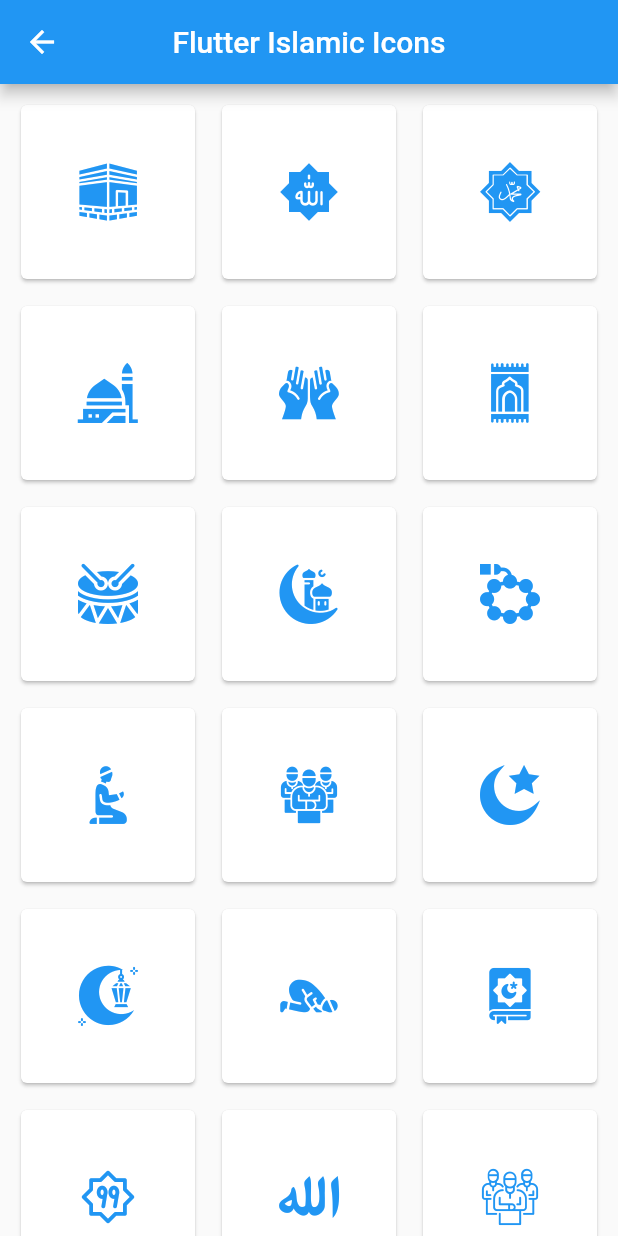
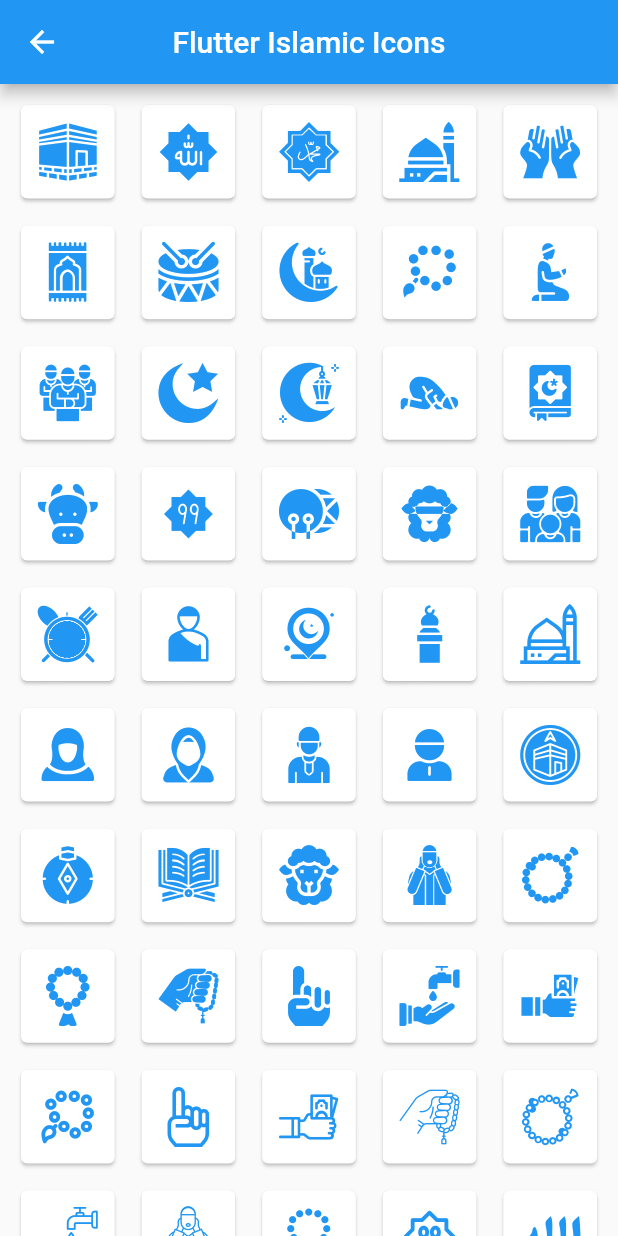
Before and after one commit to erbasaran/flutter_islamic_icons, a Flutter app: the screen it shows after launch, after a tap on "All Icons", on a phone screen of 412 x 824 dp. Run offline on Flutter 3.47's test engine with Material 2 defaults, Android fonts, the phone set to English and light mode, and no system bars.

Commit message:
Updated tasbih2 and solidTasbih2 icons

```diff
--- /dev/null
+++ b/example/lib/all_icons_page.dart
@@ -0,0 +1,134 @@
+import 'package:flutter/material.dart';
+import 'package:flutter_islamic_icons/flutter_islamic_icons.dart';
+
+class AllIconsPage extends StatefulWidget {
+  const AllIconsPage({super.key});
+
+  @override
+  State<AllIconsPage> createState() => _AllIconsPageState();
+}
+
+class _AllIconsPageState extends State<AllIconsPage> {
+  final Map<String, IconData> _iconList = {
+    "solidKaaba": FlutterIslamicIcons.solidKaaba,
+    "solidAllah": FlutterIslamicIcons.solidAllah,
+    "solidMohammad": FlutterIslamicIcons.solidMohammad,
+    "solidMosque": FlutterIslamicIcons.solidMosque,
+    "solidPrayer": FlutterIslamicIcons.solidPrayer,
+    "solidSajadah": FlutterIslamicIcons.solidSajadah,
+    "solidDrum": FlutterIslamicIcons.solidDrum,
+    "solidCrescentMoon": FlutterIslamicIcons.solidCrescentMoon,
+    "solidTasbih2": FlutterIslamicIcons.solidTasbih2,
+    "solidPrayingPerson": FlutterIslamicIcons.solidPrayingPerson,
+    "solidCommunity": FlutterIslamicIcons.solidCommunity,
+    "islam": FlutterIslamicIcons.islam,
+    "solidLantern": FlutterIslamicIcons.solidLantern,
+    "solidKowtow": FlutterIslamicIcons.solidKowtow,
+    "solidQuran": FlutterIslamicIcons.solidQuran,
+    "solidCow": FlutterIslamicIcons.solidCow,
+    "solidAllah99": FlutterIslamicIcons.solidAllah99,
+    "solidDrum2": FlutterIslamicIcons.solidDrum2,
+    "sheep": FlutterIslamicIcons.sheep,
+    "solidFamily": FlutterIslamicIcons.solidFamily,
+    "solidIftar": FlutterIslamicIcons.solidIftar,
+    "solidHadji": FlutterIslamicIcons.solidHadji,
+    "solidLocationMuslim": FlutterIslamicIcons.solidLocationMuslim,
+    "solidMinaret": FlutterIslamicIcons.solidMinaret,
+    "mosque": FlutterIslamicIcons.mosque,
+    "solidMuslimah": FlutterIslamicIcons.solidMuslimah,
+    "solidMuslimah2": FlutterIslamicIcons.solidMuslimah2,
+    "solidMuslim": FlutterIslamicIcons.solidMuslim,
+    "solidMuslim2": FlutterIslamicIcons.solidMuslim2,
+    "solidQibla": FlutterIslamicIcons.solidQibla,
+    "solidQibla2": FlutterIslamicIcons.solidQibla2,
+    "solidQuran2": FlutterIslamicIcons.solidQuran2,
+    "solidSheep": FlutterIslamicIcons.solidSheep,
+    "solidTakbir": FlutterIslamicIcons.solidTakbir,
+    "solidTasbih": FlutterIslamicIcons.solidTasbih,
+    "solidTasbih3": FlutterIslamicIcons.solidTasbih3,
+    "solidTasbihHand": FlutterIslamicIcons.solidTasbihHand,
+    "solidTawhid": FlutterIslamicIcons.solidTawhid,
+    "solidWudhu": FlutterIslamicIcons.solidWudhu,
+    "solidZakat": FlutterIslamicIcons.solidZakat,
+    "tasbih2": FlutterIslamicIcons.tasbih2,
+    "tawhid": FlutterIslamicIcons.tawhid,
+    "zakat": FlutterIslamicIcons.zakat,
+    "tasbihHand": FlutterIslamicIcons.tasbihHand,
+    "tasbih": FlutterIslamicIcons.tasbih,
+    "wudhu": FlutterIslamicIcons.wudhu,
+    "takbir": FlutterIslamicIcons.takbir,
+    "tasbih3": FlutterIslamicIcons.tasbih3,
+    "allah99": FlutterIslamicIcons.allah99,
+    "allahText": FlutterIslamicIcons.allahText,
+    "community": FlutterIslamicIcons.community,
+    "allah": FlutterIslamicIcons.allah,
+    "cow": FlutterIslamicIcons.cow,
+    "crescentMoon": FlutterIslamicIcons.crescentMoon,
+    "calendar": FlutterIslamicIcons.calendar,
+    "drum2": FlutterIslamicIcons.drum2,
+    "family": FlutterIslamicIcons.family,
+    "iftar": FlutterIslamicIcons.iftar,
+    "drum": FlutterIslamicIcons.drum,
+    "hadji": FlutterIslamicIcons.hadji,
+    "locationMuslim": FlutterIslamicIcons.locationMuslim,
+    "locationMosque": FlutterIslamicIcons.locationMosque,
+    "lantern": FlutterIslamicIcons.lantern,
+    "kaaba": FlutterIslamicIcons.kaaba,
+    "muslim": FlutterIslamicIcons.muslim,
+    "muslim2": FlutterIslamicIcons.muslim2,
+    "muslimah": FlutterIslamicIcons.muslimah,
+    "kowtow": FlutterIslamicIcons.kowtow,
+    "mohammad": FlutterIslamicIcons.mohammad,
+    "muslimah2": FlutterIslamicIcons.muslimah2,
+    "prayer": FlutterIslamicIcons.prayer,
+    "prayingPerson": FlutterIslamicIcons.prayingPerson,
+    "qibla": FlutterIslamicIcons.qibla,
+    "qibla2": FlutterIslamicIcons.qibla2,
+    "quran2": FlutterIslamicIcons.quran2,
+    "ramadan": FlutterIslamicIcons.ramadan,
+    "sajadah": FlutterIslamicIcons.sajadah,
+    "quran": FlutterIslamicIcons.quran
+  };
+
+  @override
+  void initState() {
+    super.initState();
+  }
+
+  @override
+  Widget build(BuildContext context) {
+    return Scaffold(
+      appBar: AppBar(
+        title: const Text("Flutter Islamic Icons"),
+      ),
+      body: GridView.builder(
+          padding: const EdgeInsets.all(10),
+          gridDelegate: const SliverGridDelegateWithFixedCrossAxisCount(
+              crossAxisCount: 5, crossAxisSpacing: 10, mainAxisSpacing: 10),
+          itemCount: _iconList.length,
+          itemBuilder: (BuildContext ctx, index) {
+            var _iconName = _iconList.keys.elementAt(index);
+            return Card(
+              child: InkWell(
+                onTap: () {
+                  showDialog(
+                      context: context,
+                      builder: (BuildContext context) {
+                        return AlertDialog(
+                          title: Text("Name: $_iconName"),
+                          content: Text("Icon(FlutterIslamicIcons.$_iconName);",
+                              style: const TextStyle(fontSize: 12)),
+                        );
+                      });
+                },
+                child: Padding(
+                  padding: const EdgeInsets.all(8.0),
+                  child:
+                      Icon(_iconList[_iconName], color: Colors.blue, size: 40),
+                ),
+              ),
+            );
+          }),
+    );
+  }
+}
--- a/example/lib/main.dart
+++ b/example/lib/main.dart
@@ -1,5 +1,7 @@
 import 'package:flutter/material.dart';
 import 'package:flutter_islamic_icons/flutter_islamic_icons.dart';
+
+import 'all_icons_page.dart';
 
 void main() {
   runApp(const MyApp());
@@ -11,6 +13,7 @@ class MyApp extends StatelessWidget {
   @override
   Widget build(BuildContext context) {
     return MaterialApp(
+      debugShowCheckedModeBanner: false,
       title: 'Flutter Islamic Icons',
       theme: ThemeData(
           primarySwatch: Colors.blue,
@@ -64,120 +67,3 @@ class _MyHomePageState extends State<MyHomePage> {
     );
   }
 }
-
-class AllIconsPage extends StatefulWidget {
-  const AllIconsPage({super.key});
-
-  @override
-  State<AllIconsPage> createState() => _AllIconsPageState();
-}
-
-class _AllIconsPageState extends State<AllIconsPage> {
-  final _iconList = <IconData>[
-    FlutterIslamicIcons.solidKaaba,
-    FlutterIslamicIcons.solidAllah,
-    FlutterIslamicIcons.solidMohammad,
-    FlutterIslamicIcons.solidMosque,
-    FlutterIslamicIcons.solidPrayer,
-    FlutterIslamicIcons.solidSajadah,
-    FlutterIslamicIcons.solidDrum,
-    FlutterIslamicIcons.solidCrescentMoon,
-    FlutterIslamicIcons.solidTasbih2,
-    FlutterIslamicIcons.solidPrayingPerson,
-    FlutterIslamicIcons.solidCommunity,
-    FlutterIslamicIcons.islam,
-    FlutterIslamicIcons.solidLantern,
-    FlutterIslamicIcons.solidKowtow,
-    FlutterIslamicIcons.solidQuran,
-    FlutterIslamicIcons.allah99,
-    FlutterIslamicIcons.allahText,
-    FlutterIslamicIcons.community,
-    FlutterIslamicIcons.allah,
-    FlutterIslamicIcons.cow,
-    FlutterIslamicIcons.crescentMoon,
-    FlutterIslamicIcons.calendar,
-    FlutterIslamicIcons.drum2,
-    FlutterIslamicIcons.family,
-    FlutterIslamicIcons.iftar,
-    FlutterIslamicIcons.drum,
-    FlutterIslamicIcons.hadji,
-    FlutterIslamicIcons.locationMuslim,
-    FlutterIslamicIcons.locationMosque,
-    FlutterIslamicIcons.lantern,
-    FlutterIslamicIcons.kaaba,
-    FlutterIslamicIcons.muslim,
-    FlutterIslamicIcons.muslim2,
-    FlutterIslamicIcons.muslimah,
-    FlutterIslamicIcons.kowtow,
-    FlutterIslamicIcons.mohammad,
-    FlutterIslamicIcons.muslimah2,
-    FlutterIslamicIcons.prayer,
-    FlutterIslamicIcons.prayingPerson,
-    FlutterIslamicIcons.qibla,
-    FlutterIslamicIcons.qibla2,
-    FlutterIslamicIcons.quran2,
-    FlutterIslamicIcons.ramadan,
-    FlutterIslamicIcons.sajadah,
-    FlutterIslamicIcons.quran,
-    FlutterIslamicIcons.solidAllah99,
-    FlutterIslamicIcons.solidDrum2,
-    FlutterIslamicIcons.sheep,
-    FlutterIslamicIcons.solidCow,
-    FlutterIslamicIcons.solidFamily,
-    FlutterIslamicIcons.solidIftar,
-    FlutterIslamicIcons.solidHadji,
-    FlutterIslamicIcons.solidLocationMuslim,
-    FlutterIslamicIcons.solidMinaret,
-    FlutterIslamicIcons.solidMuslimah,
-    FlutterIslamicIcons.solidMuslimah2,
-    FlutterIslamicIcons.solidMuslim,
-    FlutterIslamicIcons.solidMuslim2,
-    FlutterIslamicIcons.solidQibla,
-    FlutterIslamicIcons.solidQibla2,
-    FlutterIslamicIcons.mosque,
-    FlutterIslamicIcons.solidQuran2,
-    FlutterIslamicIcons.solidSheep,
-    FlutterIslamicIcons.solidTakbir,
-    FlutterIslamicIcons.solidTasbih,
-    FlutterIslamicIcons.solidTasbih3,
-    FlutterIslamicIcons.solidTasbihHand,
-    FlutterIslamicIcons.solidTawhid,
-    FlutterIslamicIcons.solidWudhu,
-    FlutterIslamicIcons.solidZakat,
-    FlutterIslamicIcons.tasbih2,
-    FlutterIslamicIcons.tawhid,
-    FlutterIslamicIcons.zakat,
-    FlutterIslamicIcons.tasbihHand,
-    FlutterIslamicIcons.tasbih,
-    FlutterIslamicIcons.wudhu,
-    FlutterIslamicIcons.takbir,
-    FlutterIslamicIcons.tasbih3
-  ];
-
-  @override
-  void initState() {
-    super.initState();
-  }
-
-  @override
-  Widget build(BuildContext context) {
-    return Scaffold(
-      appBar: AppBar(
-        title: const Text("Flutter Islamic Icons"),
-      ),
-      body: GridView.builder(
-          padding: const EdgeInsets.all(10),
-          gridDelegate: const SliverGridDelegateWithFixedCrossAxisCount(
-              crossAxisCount: 3, crossAxisSpacing: 10, mainAxisSpacing: 10),
-          itemCount: _iconList.length,
-          itemBuilder: (BuildContext ctx, index) {
-            return Card(
-              child: Padding(
-                padding: const EdgeInsets.all(8.0),
-                child: Icon(_iconList[index], color: Colors.blue, size: 40),
-              ),
-            );
-          }),
-    );
-  }
-}
--- a/lib/flutter_islamic_icons.dart
+++ b/lib/flutter_islamic_icons.dart
@@ -12,161 +12,315 @@ class FlutterIslamicIcons {
   ///Package name
   static const String _kFontPkg = "flutter_islamic_icons";
 
-  ///Icons
+  ///Allah 99 Icon
   static const IconData allah99 =
       IconData(0xe800, fontFamily: _kFontFam, fontPackage: _kFontPkg);
+
+  ///Allah Text Icon
   static const IconData allahText =
       IconData(0xe801, fontFamily: _kFontFam, fontPackage: _kFontPkg);
+
+  ///Community Icon
   static const IconData community =
       IconData(0xe802, fontFamily: _kFontFam, fontPackage: _kFontPkg);
+
+  ///Allah Icon
   static const IconData allah =
       IconData(0xe803, fontFamily: _kFontFam, fontPackage: _kFontPkg);
+
+  ///Cow Icon
   static const IconData cow =
       IconData(0xe804, fontFamily: _kFontFam, fontPackage: _kFontPkg);
+
+  ///Crescent Moon Icon
   static const IconData crescentMoon =
       IconData(0xe805, fontFamily: _kFontFam, fontPackage: _kFontPkg);
+
+  ///Calendar Icon
   static const IconData calendar =
       IconData(0xe806, fontFamily: _kFontFam, fontPackage: _kFontPkg);
+
+  ///Drum 2 Icon
   static const IconData drum2 =
       IconData(0xe807, fontFamily: _kFontFam, fontPackage: _kFontPkg);
+
+  ///Family Icon
   static const IconData family =
       IconData(0xe808, fontFamily: _kFontFam, fontPackage: _kFontPkg);
+
+  ///Iftar Icon
   static const IconData iftar =
       IconData(0xe809, fontFamily: _kFontFam, fontPackage: _kFontPkg);
+
+  ///Islam Icon
   static const IconData islam =
       IconData(0xe80a, fontFamily: _kFontFam, fontPackage: _kFontPkg);
+
+  ///Drum Icon
   static const IconData drum =
       IconData(0xe80b, fontFamily: _kFontFam, fontPackage: _kFontPkg);
+
+  ///Hadji Icon
   static const IconData hadji =
       IconData(0xe80c, fontFamily: _kFontFam, fontPackage: _kFontPkg);
+
+  ///Location Muslim Icon
   static const IconData locationMuslim =
       IconData(0xe80d, fontFamily: _kFontFam, fontPackage: _kFontPkg);
+
+  ///Location Mosque Icon
   static const IconData locationMosque =
       IconData(0xe80e, fontFamily: _kFontFam, fontPackage: _kFontPkg);
+
+  ///Lantern Icon
   static const IconData lantern =
       IconData(0xe80f, fontFamily: _kFontFam, fontPackage: _kFontPkg);
+
+  ///Kaaba Icon
   static const IconData kaaba =
       IconData(0xe810, fontFamily: _kFontFam, fontPackage: _kFontPkg);
+
+  ///Muslim Icon
   static const IconData muslim =
       IconData(0xe811, fontFamily: _kFontFam, fontPackage: _kFontPkg);
+
+  ///Muslim2 Icon
   static const IconData muslim2 =
       IconData(0xe812, fontFamily: _kFontFam, fontPackage: _kFontPkg);
+
+  ///Muslimah Icon
   static const IconData muslimah =
       IconData(0xe813, fontFamily: _kFontFam, fontPackage: _kFontPkg);
+
+  ///Kowtow Icon
   static const IconData kowtow =
       IconData(0xe814, fontFamily: _kFontFam, fontPackage: _kFontPkg);
+
+  ///Mohammad Icon
   static const IconData mohammad =
       IconData(0xe815, fontFamily: _kFontFam, fontPackage: _kFontPkg);
+
+  ///Muslimah 2 Icon
   static const IconData muslimah2 =
       IconData(0xe816, fontFamily: _kFontFam, fontPackage: _kFontPkg);
+
+  ///Prayer Icon
   static const IconData prayer =
       IconData(0xe817, fontFamily: _kFontFam, fontPackage: _kFontPkg);
+
+  ///PrayingPerson Icon
   static const IconData prayingPerson =
       IconData(0xe818, fontFamily: _kFontFam, fontPackage: _kFontPkg);
+
+  ///Qibla Icon
   static const IconData qibla =
       IconData(0xe819, fontFamily: _kFontFam, fontPackage: _kFontPkg);
+
+  ///Qibla 2 Icon
   static const IconData qibla2 =
       IconData(0xe81a, fontFamily: _kFontFam, fontPackage: _kFontPkg);
+
+  ///Quran 2 Icon
   static const IconData quran2 =
       IconData(0xe81b, fontFamily: _kFontFam, fontPackage: _kFontPkg);
+
+  ///Ramadan Icon
   static const IconData ramadan =
       IconData(0xe81c, fontFamily: _kFontFam, fontPackage: _kFontPkg);
+
+  ///Sajadah Icon
   static const IconData sajadah =
       IconData(0xe81d, fontFamily: _kFontFam, fontPackage: _kFontPkg);
+
+  ///Quran Icon
   static const IconData quran =
       IconData(0xe81e, fontFamily: _kFontFam, fontPackage: _kFontPkg);
+
+  ///Solid Allah Icon
   static const IconData solidAllah =
       IconData(0xe81f, fontFamily: _kFontFam, fontPackage: _kFontPkg);
+
+  ///Solid Community Icon
   static const IconData solidCommunity =
       IconData(0xe820, fontFamily: _kFontFam, fontPackage: _kFontPkg);
+
+  ///Solid Drum 2 Icon
   static const IconData solidDrum2 =
       IconData(0xe821, fontFamily: _kFontFam, fontPackage: _kFontPkg);
+
+  ///Solid Drum Icon
   static const IconData solidDrum =
       IconData(0xe822, fontFamily: _kFontFam, fontPackage: _kFontPkg);
+
+  ///Solid Crescent Moon Icon
   static const IconData solidCrescentMoon =
       IconData(0xe823, fontFamily: _kFontFam, fontPackage: _kFontPkg);
+
+  ///Sheep Icon
   static const IconData sheep =
       IconData(0xe824, fontFamily: _kFontFam, fontPackage: _kFontPkg);
+
+  ///Solid Allah 99 Icon
   static const IconData solidAllah99 =
       IconData(0xe825, fontFamily: _kFontFam, fontPackage: _kFontPkg);
+
+  ///Solid Cow Icon
   static const IconData solidCow =
       IconData(0xe826, fontFamily: _kFontFam, fontPackage: _kFontPkg);
+
+  ///Solid Family Icon
   static const IconData solidFamily =
       IconData(0xe827, fontFamily: _kFontFam, fontPackage: _kFontPkg);
+
+  ///Solid Iftar Icon
   static const IconData solidIftar =
       IconData(0xe828, fontFamily: _kFontFam, fontPackage: _kFontPkg);
+
+  ///Solid Kaaba Icon
   static const IconData solidKaaba =
       IconData(0xe829, fontFamily: _kFontFam, fontPackage: _kFontPkg);
+
+  ///Solid Lantern Icon
   static const IconData solidLantern =
       IconData(0xe82a, fontFamily: _kFontFam, fontPackage: _kFontPkg);
+
+  ///Solid Kowtow Icon
   static const IconData solidKowtow =
       IconData(0xe82b, fontFamily: _kFontFam, fontPackage: _kFontPkg);
+
+  ///Solid Hadji Icon
   static const IconData solidHadji =
       IconData(0xe82c, fontFamily: _kFontFam, fontPackage: _kFontPkg);
+
+  ///Solid Location Muslim Icon
   static const IconData solidLocationMuslim =
       IconData(0xe82d, fontFamily: _kFontFam, fontPackage: _kFontPkg);
+
+  ///Solid Minaret Icon
   static const IconData solidMinaret =
       IconData(0xe82e, fontFamily: _kFontFam, fontPackage: _kFontPkg);
+
+  ///Solid Mohammad Icon
   static const IconData solidMohammad =
       IconData(0xe82f, fontFamily: _kFontFam, fontPackage: _kFontPkg);
+
+  ///Solid Mosque Icon
   static const IconData solidMosque =
       IconData(0xe830, fontFamily: _kFontFam, fontPackage: _kFontPkg);
+
+  ///Solid Muslimah Icon
   static const IconData solidMuslimah =
       IconData(0xe831, fontFamily: _kFontFam, fontPackage: _kFontPkg);
+
+  ///Solid Muslimah 2 Icon
   static const IconData solidMuslimah2 =
       IconData(0xe832, fontFamily: _kFontFam, fontPackage: _kFontPkg);
+
+  ///Solid Muslim Icon
   static const IconData solidMuslim =
       IconData(0xe833, fontFamily: _kFontFam, fontPackage: _kFontPkg);
+
+  ///Solid Muslim 2 Icon
   static const IconData solidMuslim2 =
       IconData(0xe834, fontFamily: _kFontFam, fontPackage: _kFontPkg);
+
+  ///Solid Prayer Icon
   static const IconData solidPrayer =
       IconData(0xe835, fontFamily: _kFontFam, fontPackage: _kFontPkg);
+
+  ///Solid Praying Person Icon
   static const IconData solidPrayingPerson =
       IconData(0xe836, fontFamily: _kFontFam, fontPackage: _kFontPkg);
+
+  ///Solid Qibla Icon
   static const IconData solidQibla =
       IconData(0xe837, fontFamily: _kFontFam, fontPackage: _kFontPkg);
+
+  ///Solid Qibla 2 Icon
   static const IconData solidQibla2 =
       IconData(0xe838, fontFamily: _kFontFam, fontPackage: _kFontPkg);
+
+  ///Mosque Icon
   static const IconData mosque =
       IconData(0xe839, fontFamily: _kFontFam, fontPackage: _kFontPkg);
+
+  ///Solid Quran Icon
   static const IconData solidQuran =
       IconData(0xe83a, fontFamily: _kFontFam, fontPackage: _kFontPkg);
+
+  ///Solid Quran 2 Icon
   static const IconData solidQuran2 =
       IconData(0xe83b, fontFamily: _kFontFam, fontPackage: _kFontPkg);
+
+  ///Solid Sajadah Icon
   static const IconData solidSajadah =
       IconData(0xe83c, fontFamily: _kFontFam, fontPackage: _kFontPkg);
+
+  ///Solid Sheep Icon
   static const IconData solidSheep =
       IconData(0xe83d, fontFamily: _kFontFam, fontPackage: _kFontPkg);
+
+  ///Solid Takbir Icon
   static const IconData solidTakbir =
       IconData(0xe83e, fontFamily: _kFontFam, fontPackage: _kFontPkg);
+
+  ///Solid Tasbih Icon
   static const IconData solidTasbih =
       IconData(0xe83f, fontFamily: _kFontFam, fontPackage: _kFontPkg);
+
+  ///Solid Tasbih 2 Icon
   static const IconData solidTasbih2 =
-      IconData(0xe840, fontFamily: _kFontFam, fontPackage: _kFontPkg);
+      IconData(0xe84f, fontFamily: _kFontFam, fontPackage: _kFontPkg);
+
+  ///Solid Tasbih 3 Icon
   static const IconData solidTasbih3 =
       IconData(0xe841, fontFamily: _kFontFam, fontPackage: _kFontPkg);
+
+  ///Solid Tasbih Hand Icon
   static const IconData solidTasbihHand =
       IconData(0xe842, fontFamily: _kFontFam, fontPackage: _kFontPkg);
+
+  ///Solid Tawhid Icon
   static const IconData solidTawhid =
       IconData(0xe843, fontFamily: _kFontFam, fontPackage: _kFontPkg);
+
+  ///Solid Wudhu Icon
   static const IconData solidWudhu =
       IconData(0xe844, fontFamily: _kFontFam, fontPackage: _kFontPkg);
+
+  ///Solid Zakat Icon
   static const IconData solidZakat =
       IconData(0xe845, fontFamily: _kFontFam, fontPackage: _kFontPkg);
+
+  ///Tasbih 2 Icon
   static const IconData tasbih2 =
-      IconData(0xe846, fontFamily: _kFontFam, fontPackage: _kFontPkg);
+      IconData(0xe84e, fontFamily: _kFontFam, fontPackage: _kFontPkg);
+
+  ///Tawhid Icon
   static const IconData tawhid =
       IconData(0xe847, fontFamily: _kFontFam, fontPackage: _kFontPkg);
+
+  ///Zakat Icon
   static const IconData zakat =
       IconData(0xe848, fontFamily: _kFontFam, fontPackage: _kFontPkg);
+
+  ///Tasbih Hand Icon
   static const IconData tasbihHand =
       IconData(0xe849, fontFamily: _kFontFam, fontPackage: _kFontPkg);
+
+  ///Tasbih Icon
   static const IconData tasbih =
       IconData(0xe84a, fontFamily: _kFontFam, fontPackage: _kFontPkg);
+
+  ///Wudhu Icon
   static const IconData wudhu =
       IconData(0xe84b, fontFamily: _kFontFam, fontPackage: _kFontPkg);
+
+  ///Takbir Icon
   static const IconData takbir =
       IconData(0xe84c, fontFamily: _kFontFam, fontPackage: _kFontPkg);
+
+  ///Tasbih 3 Icon
   static const IconData tasbih3 =
       IconData(0xe84d, fontFamily: _kFontFam, fontPackage: _kFontPkg);
 }
--- a/pubspec.yaml
+++ b/pubspec.yaml
@@ -1,6 +1,6 @@
 name: flutter_islamic_icons
 description: Add color to your projects with dozens of beautiful Islamic icons.
-version: 1.0.1
+version: 1.0.2
 homepage: https://erbasaran.com
 repository: https://github.com/erbasaran/flutter_islamic_icons
 issue_tracker: https://github.com/erbasaran/flutter_islamic_icons/issues
```
Also changed, not shown: assets/fonts/IslamicIcons.ttf, example/pubspec.lock, example/screen1.png (added), example/screen2.png (added), 3 other files.
